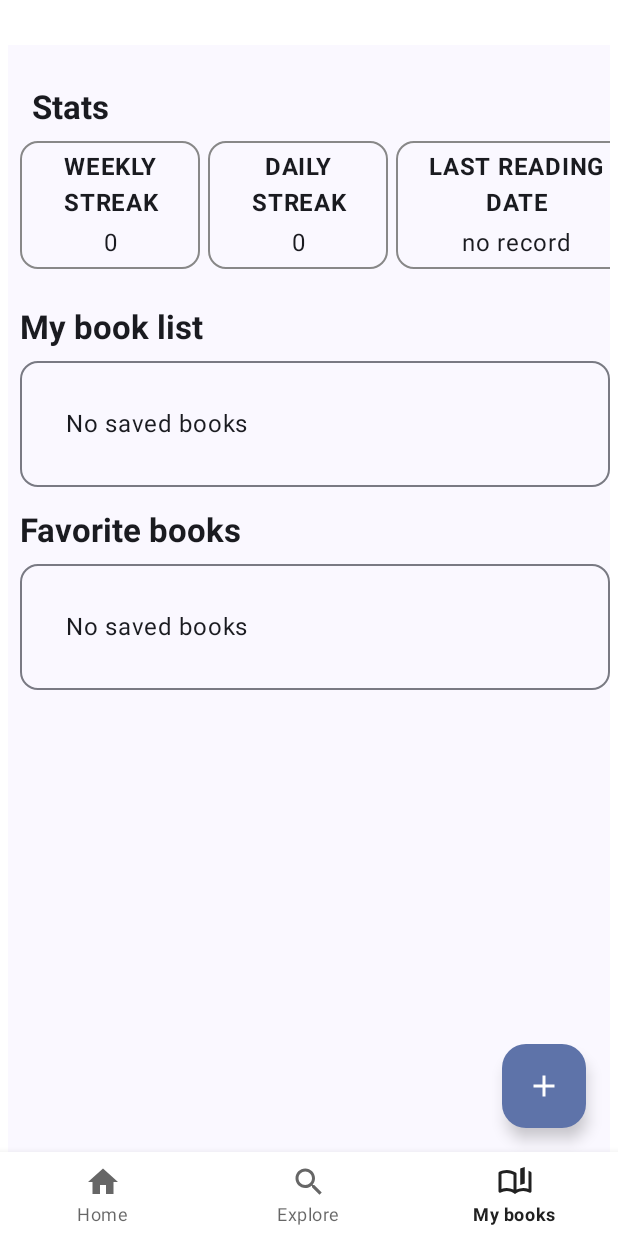
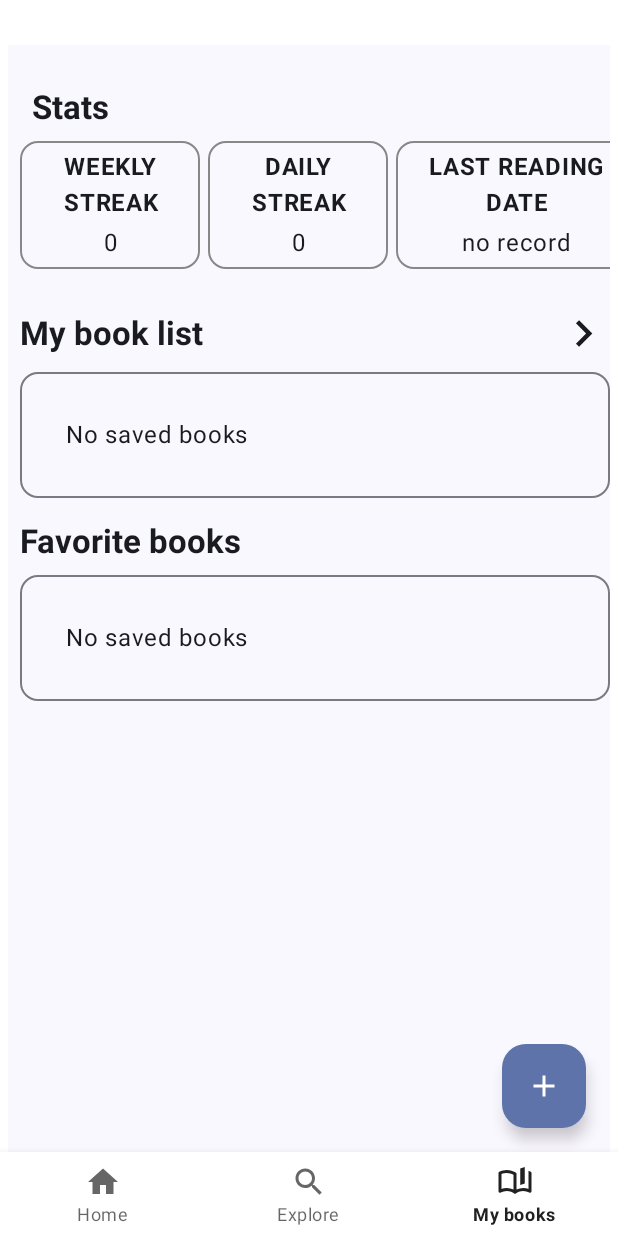
Before and after one commit to KristinaAnicic/bookApp, an Android app built with Jetpack Compose: the screen it shows after launch (MainActivity), item 3 of the bottom bar chosen, on a phone screen of 412 x 824 dp. Run offline under Robolectric (Android 15) with nearby library versions, the phone set to English and light mode, and no system bars; our stand-ins replace Dagger/Hilt's generated code, Room's generated code; pictures from the network do not load.

Commit message:
added buttons for open other fragments

```diff
--- a/BookApp/app/src/main/java/com/example/booksapp/Fragments/SavedBooksFragment.kt
+++ b/BookApp/app/src/main/java/com/example/booksapp/Fragments/SavedBooksFragment.kt
@@ -1,14 +1,19 @@
 package com.example.booksapp.Fragments
 
 import android.annotation.SuppressLint
+import android.content.Context
+import android.content.ContextWrapper
 import android.os.Bundle
+import android.util.Log
 import androidx.fragment.app.Fragment
 import android.view.LayoutInflater
 import android.view.View
 import android.view.ViewGroup
 import androidx.compose.foundation.BorderStroke
 import androidx.compose.foundation.background
+import androidx.compose.foundation.clickable
 import androidx.compose.foundation.horizontalScroll
+import androidx.compose.foundation.interaction.MutableInteractionSource
 import androidx.compose.foundation.layout.Arrangement
 import androidx.compose.foundation.layout.Column
 import androidx.compose.foundation.layout.PaddingValues
@@ -19,6 +24,7 @@ import androidx.compose.foundation.layout.fillMaxSize
 import androidx.compose.foundation.layout.fillMaxWidth
 import androidx.compose.foundation.layout.height
 import androidx.compose.foundation.layout.padding
+import androidx.compose.foundation.layout.size
 import androidx.compose.foundation.layout.width
 import androidx.compose.foundation.lazy.LazyColumn
 import androidx.compose.foundation.lazy.LazyRow
@@ -26,7 +32,9 @@ import androidx.compose.foundation.lazy.items
 import androidx.compose.foundation.rememberScrollState
 import androidx.compose.foundation.verticalScroll
 import androidx.compose.material.icons.Icons
+import androidx.compose.material.icons.automirrored.filled.KeyboardArrowRight
 import androidx.compose.material.icons.filled.Add
+import androidx.compose.material.icons.filled.KeyboardArrowRight
 import androidx.compose.material3.Card
 import androidx.compose.material3.FloatingActionButton
 import androidx.compose.material3.Icon
@@ -37,17 +45,25 @@ import androidx.compose.material3.Text
 import androidx.compose.runtime.Composable
 import androidx.compose.runtime.collectAsState
 import androidx.compose.runtime.getValue
+import androidx.compose.runtime.remember
 import androidx.compose.ui.Alignment
 import androidx.compose.ui.Modifier
 import androidx.compose.ui.graphics.Color
 import androidx.compose.ui.platform.ComposeView
+import androidx.compose.ui.platform.LocalContext
 import androidx.compose.ui.text.font.FontWeight
 import androidx.compose.ui.text.style.TextAlign
 import androidx.compose.ui.tooling.preview.Preview
 import androidx.compose.ui.unit.Dp
 import androidx.compose.ui.unit.dp
+import androidx.fragment.app.FragmentActivity
+import androidx.fragment.app.FragmentTransaction
 import androidx.fragment.app.viewModels
 import coil.compose.AsyncImage
+import com.example.booksapp.Components.BookListRow
+import com.example.booksapp.Components.Streak
+import com.example.booksapp.MainActivity
+import com.example.booksapp.R
 import com.example.booksapp.data.database.Entities.Book
 import com.example.booksapp.data.database.Entities.ReadingStreak
 import com.example.booksapp.viewModel.BooksViewModel
@@ -97,9 +113,9 @@ class SavedBooksFragment : Fragment() {
     override fun onCreate(savedInstanceState: Bundle?) {
         super.onCreate(savedInstanceState)
 
-        GlobalScope.launch(Dispatchers.IO) {
+        /*GlobalScope.launch(Dispatchers.IO) {
             booksViewModel.bookRepository.initializeDatabase()
-        }
+        }*/
 
         arguments?.let {
             param1 = it.getString(ARG_PARAM1)
@@ -138,16 +154,36 @@ class SavedBooksFragment : Fragment() {
                                 Spacer(
                                     modifier = Modifier.height(10.dp)
                                 )
+                                Row (
+                                    modifier = Modifier
+                                        .fillMaxWidth()
+                                        .padding(top = 15.dp),
+                                    horizontalArrangement = Arrangement.SpaceBetween,
+                                    verticalAlignment = Alignment.CenterVertically
+                                ){
                                     Text(
                                         text = "My book list",
                                         //modifier = Modifier.padding(all = 8.dp),
-                                    modifier = Modifier.padding(top = 15.dp),
                                         style = MaterialTheme.typography.titleLarge,
                                         fontWeight = FontWeight.Bold
                                     )
+                                    Icon(
+                                        imageVector = Icons.AutoMirrored.Filled.KeyboardArrowRight,
+                                        contentDescription = "More",
+                                        modifier = Modifier.size(35.dp)
+                                            .clickable(
+                                                onClick = {
+                                                    (activity as? MainActivity)?.openAllSavedBooksFragment()
+                                                }
+                                            ))
+                                }
+
 
                                 val books by booksViewModel.books.collectAsState(initial = emptyList())
-                                BooksScreen(books)
+                                BookListRow(books,
+                                    onBookClick = { bookId ->
+                                        (activity as? MainActivity)?.openBookDetailFragment(bookId)
+                                    })
 
                                 Text(
                                     text = "Favorite books",
@@ -158,7 +194,10 @@ class SavedBooksFragment : Fragment() {
                                 )
 
                                 val favoriteBooks by booksViewModel.favoriteBooks.collectAsState(initial = emptyList())
-                                BooksScreen(favoriteBooks)
+                                BookListRow(favoriteBooks,
+                                    onBookClick = { bookId ->
+                                        (activity as? MainActivity)?.openBookDetailFragment(bookId)
+                                    })
                         }
                     })
                 }
@@ -178,133 +217,3 @@ class SavedBooksFragment : Fragment() {
             }
     }
 }
-
-@Composable
-fun BooksScreen(/*booksViewModel: BooksViewModel*/ books: List<Book>) {
-   // val books by booksViewModel.books.collectAsState(initial = emptyList())
-    if (books.isEmpty()) {
-        OutlinedCard(
-            modifier = Modifier.padding(top = 8.dp).fillMaxWidth(),
-            //text = "No saved books"
-        ){
-            Text(text = "No saved books",
-                modifier = Modifier.padding(30.dp),
-                textAlign = TextAlign.Center)
-        }
-    } else {
-        LazyRow(
-            contentPadding = PaddingValues(16.dp),
-            modifier = Modifier
-                .fillMaxSize()
-                .padding(top = 8.dp),
-            horizontalArrangement = Arrangement.spacedBy(5.dp)
-        ) {
-            items(books) { book ->
-                book.coverImage?.let {
-                    imageUrl ->
-                    if (imageUrl.isNotEmpty()) {
-                        AsyncImage(
-                            model = imageUrl,
-                            contentDescription = "Book cover",
-                            modifier = Modifier.width(100.dp)
-                        )
-                    }
-                }
-            }
-        }
-    }
-}
-
-@Composable
-fun Streak(booksViewModel: BooksViewModel){
-    val streak by booksViewModel.readingStreak.collectAsState(initial = null)
-
-    Text(
-        text="Stats",
-        modifier = Modifier.padding(8.dp),
-        style = MaterialTheme.typography.titleLarge,
-        fontWeight = FontWeight.Bold
-    )
-
-    Row(
-        modifier = Modifier.fillMaxWidth()
-            .horizontalScroll(rememberScrollState()),
-        horizontalArrangement = Arrangement.spacedBy(5.dp)
-    ) {
-        StreakCard("WEEKLY STREAK", (streak?.consecutiveReadingWeeks ?: 0).toString(), 120.dp)
-        StreakCard("DAILY STREAK", (streak?.consecutiveReadingDays ?: 0).toString(), 120.dp)
-        StreakCard("LAST READING DATE", (streak?.lastReadDate ?: "no record").toString(), 160.dp)
-    }
-}
-
-@Composable
-fun StreakCard(title: String, value: String, width: Dp) {
-    OutlinedCard(
-        modifier = Modifier
-            .width(width)
-            .fillMaxHeight(),
-        border = BorderStroke(1.dp, Color.Gray)
-    ) {
-        Column(
-            modifier = Modifier
-                .padding(8.dp)
-                .fillMaxSize()
-                .fillMaxHeight(),
-            horizontalAlignment = Alignment.CenterHorizontally,
-            verticalArrangement = Arrangement.Center
-        ) {
-            Text(
-                text = title,
-                style = MaterialTheme.typography.bodyLarge.copy(fontWeight = FontWeight.Bold),
-                textAlign = TextAlign.Center,
-                modifier = Modifier.padding(bottom = 8.dp)
-            )
-            Text(
-                text = value,
-                style = MaterialTheme.typography.bodyLarge,
-                textAlign = TextAlign.Center
-            )
-        }
-    }
-}
-@Preview(showBackground = true)
-@Composable
-fun StreakPreview() {
-    BooksAppTheme {
-        StreakPreviewContent()
-    }
-}
-
-fun parseDate(dateString: String): Date {
-    val format = SimpleDateFormat("yyyy-MM-dd", Locale.getDefault())
-    return format.parse(dateString) ?: throw IllegalArgumentException("Invalid date format: $dateString")
-}
-
-@Composable
-fun StreakPreviewContent() {
-    val mockStreak = ReadingStreak(
-        consecutiveReadingWeeks = 5,
-        consecutiveReadingDays = 30,
-        lastReadDate = parseDate("2025-01-29")
-    )
-
-    Column {
-        Text(
-            text = "STATS",
-            modifier = Modifier.padding(all = 8.dp),
-            style = MaterialTheme.typography.titleMedium
-        )
-
-        Row(
-            modifier = Modifier
-                .fillMaxWidth()
-                .padding(10.dp)
-                .horizontalScroll(rememberScrollState()),
-            horizontalArrangement = Arrangement.spacedBy(10.dp)
-        ) {
-            StreakCard("WEEKLY STREAK", mockStreak.consecutiveReadingWeeks.toString(), 100.dp)
-            StreakCard("DAILY STREAK", mockStreak.consecutiveReadingDays.toString(), 100.dp)
-            StreakCard("LAST READING DATE", mockStreak.lastReadDate.toString(), 120.dp)
-        }
-    }
-}
```
Lines whose indentation alone changed are shown as unchanged.
